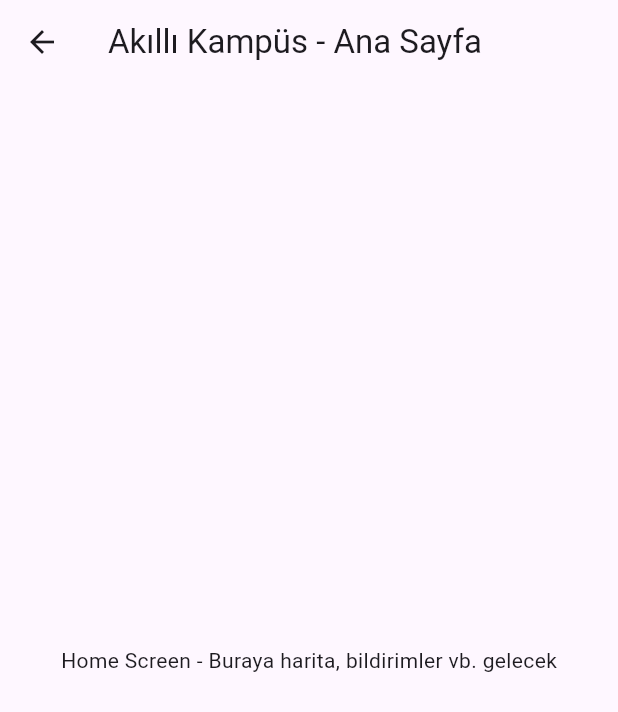
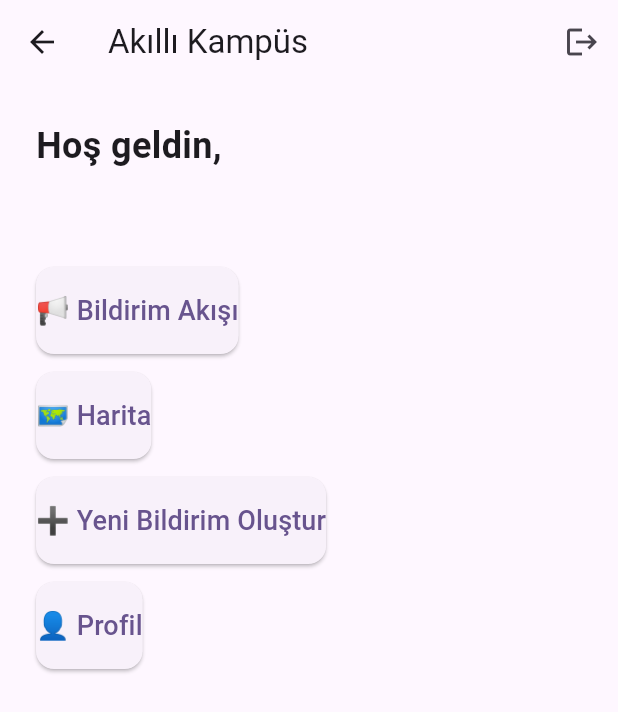
Before and after one commit to MKocak59/akilli_kampus_proje, a Flutter app: the HomeScreen screen opened by its route, on a phone screen of 412 x 824 dp. Shown: the top 712 px of the screen. Run offline on Flutter 3.47's test engine with Material 3 defaults, Android fonts, the phone set to English and light mode, and no system bars; our stand-ins replace firebase_auth, firebase_core; accounts and stored records are empty.

Commit message:
HomeScreen: kullanıcı karşılama ve ana menü tasarımı eklendi

```diff
--- a/lib/screens/home/home_screen.dart
+++ b/lib/screens/home/home_screen.dart
@@ -1,17 +1,107 @@
 import 'package:flutter/material.dart';
+import 'package:firebase_auth/firebase_auth.dart';
+import 'package:akilli_kampus_proje/services/auth_service.dart';
 
-/// Uygulamanın ana sayfası (bildirimlerin ve haritanın geleceği yer)
+///  HOME SCREEN (Ana Sayfa)
+/// Kullanıcı giriş yaptıktan sonra yönlendirilen ekrandır.
+/// Bu ekranda
+/// - Kullanıcının email adresi gösterilir.
+/// - Menü butonları burada bulunur.
+/// - Bildirim akışı / harita / bildirim oluşturma / profil gibi
+///   diğer ekranlara yönlendirme yapılır.
+/// - Üst sağ köşede çıkış butonu yer alır.
+
 class HomeScreen extends StatelessWidget {
   const HomeScreen({super.key});
 
   @override
   Widget build(BuildContext context) {
+    /// Firebase üzerinden o anda giriş yapan kullanıcıyı alıyoruz
+    final User? user = FirebaseAuth.instance.currentUser;
+
     return Scaffold(
       appBar: AppBar(
-        title: const Text('Akıllı Kampüs - Ana Sayfa'),
+        title: const Text("Akıllı Kampüs"),
+        actions: [
+          /// ÇIKIŞ İKONU
+          IconButton(
+            icon: const Icon(Icons.logout),
+            onPressed: () async {
+              await AuthService().signOut();
+              Navigator.pushNamedAndRemoveUntil(context, '/login', (route) => false);
+            },
+          ),
+        ],
       ),
-      body: const Center(
-        child: Text('Home Screen - Buraya harita, bildirimler vb. gelecek'),
+
+      body: Padding(
+        padding: const EdgeInsets.all(24.0),
+
+        child: Column(
+          crossAxisAlignment: CrossAxisAlignment.start,
+          children: [
+
+            /// KULLANICI KARŞILAMA METNİ
+            Text(
+              "Hoş geldin,\n${user?.email ?? 'Kullanıcı'}",
+              style: const TextStyle(
+                fontSize: 24,
+                fontWeight: FontWeight.bold,
+              ),
+            ),
+
+            const SizedBox(height: 30),
+
+            /// ANA MENÜ BUTONLARI
+
+            _menuButton(
+              context,
+              title: "📢 Bildirim Akışı",
+              route: "/home", // yönlendirme yapılmasını sağlar
+            ),
+
+            _menuButton(
+              context,
+              title: "🗺️ Harita",
+              route: "/map",
+            ),
+
+            _menuButton(
+              context,
+              title: "➕ Yeni Bildirim Oluştur",
+              route: "/report", // Bildirim oluşturma ekranı
+            ),
+
+            _menuButton(
+              context,
+              title: "👤 Profil",
+              route: "/profile", // Profil ekranı
+            ),
+          ],
+        ),
+      ),
+    );
+  }
+
+  ///  Menü Butonu Oluşturan Yardımcı Widget
+  Widget _menuButton(BuildContext context,
+      {required String title, required String route}) {
+    return Padding(
+      padding: const EdgeInsets.only(bottom: 12.0),
+      child: ElevatedButton(
+        onPressed: () {
+          Navigator.pushNamed(context, route);
+        },
+        style: ElevatedButton.styleFrom(
+          padding: const EdgeInsets.symmetric(vertical: 16),
+          shape: RoundedRectangleBorder(
+            borderRadius: BorderRadius.circular(12),
+          ),
+        ),
+        child: Text(
+          title,
+          style: const TextStyle(fontSize: 18),
+        ),
       ),
     );
   }
```
